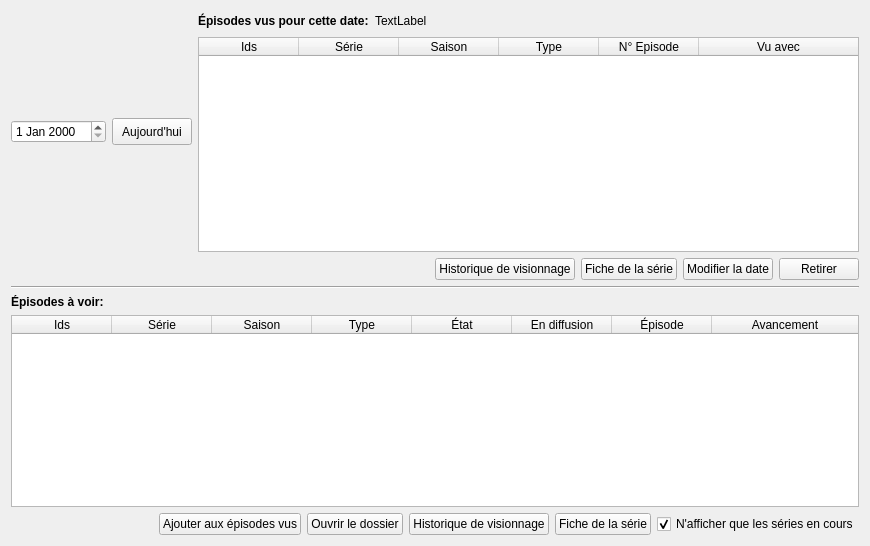
Before: the Qt Designer form src/ui/tabs/planning_tab.ui in seigneurfuo/MyAnimeManager3, drawn with Qt 5.
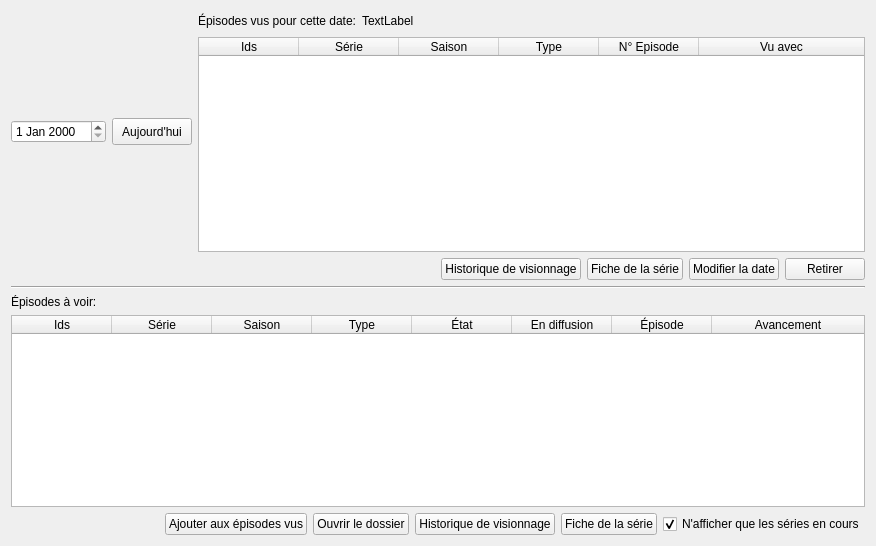
After: the same form once the commit is applied. Icons and pictures are not drawn.

The edit to the form file:
```diff
--- a/src/ui/tabs/planning_tab.ui
+++ b/src/ui/tabs/planning_tab.ui
@@ -6,7 +6,7 @@
    <rect>
     <x>0</x>
     <y>0</y>
-    <width>870</width>
+    <width>876</width>
     <height>546</height>
    </rect>
   </property>
@@ -18,12 +18,6 @@
     <layout class="QVBoxLayout" name="verticalLayout_16">
      <item>
       <widget class="QLabel" name="label_80">
-       <property name="font">
-        <font>
-         <weight>75</weight>
-         <bold>true</bold>
-        </font>
-       </property>
        <property name="text">
         <string>Épisodes à voir:</string>
        </property>
@@ -37,12 +31,6 @@
          <height>164</height>
         </size>
        </property>
-       <property name="font">
-        <font>
-         <weight>50</weight>
-         <bold>false</bold>
-        </font>
-       </property>
        <property name="layoutDirection">
         <enum>Qt::LeftToRight</enum>
        </property>
@@ -80,6 +68,12 @@
         <property name="text">
          <string>Ids</string>
         </property>
+        <property name="font">
+         <font>
+          <weight>50</weight>
+          <bold>false</bold>
+         </font>
+        </property>
        </column>
        <column>
         <property name="text">
@@ -230,12 +224,6 @@
         <layout class="QHBoxLayout" name="horizontalLayout_44">
          <item>
           <widget class="QLabel" name="label_81">
-           <property name="font">
-            <font>
-             <weight>75</weight>
-             <bold>true</bold>
-            </font>
-           </property>
            <property name="text">
             <string>Épisodes vus pour cette date:</string>
            </property>
@@ -283,12 +271,6 @@
            <height>126</height>
           </size>
          </property>
-         <property name="font">
-          <font>
-           <weight>50</weight>
-           <bold>false</bold>
-          </font>
-         </property>
          <property name="layoutDirection">
           <enum>Qt::LeftToRight</enum>
          </property>
```
